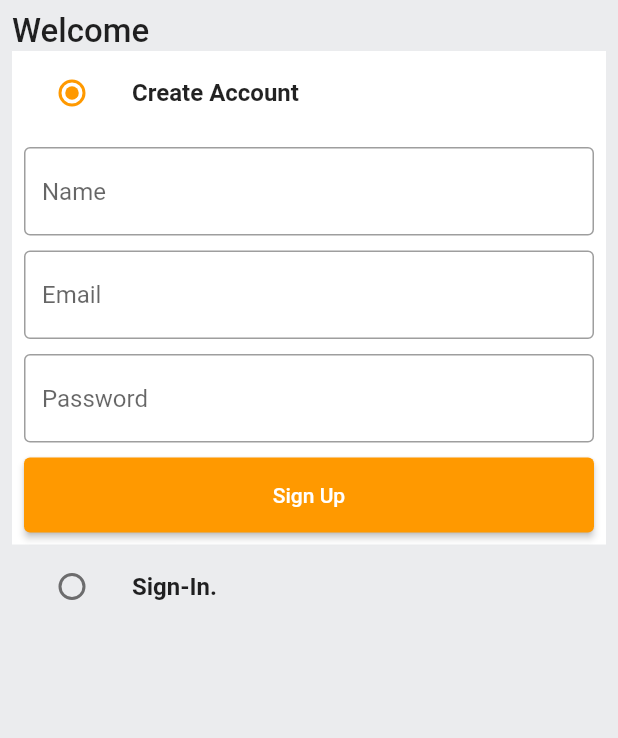
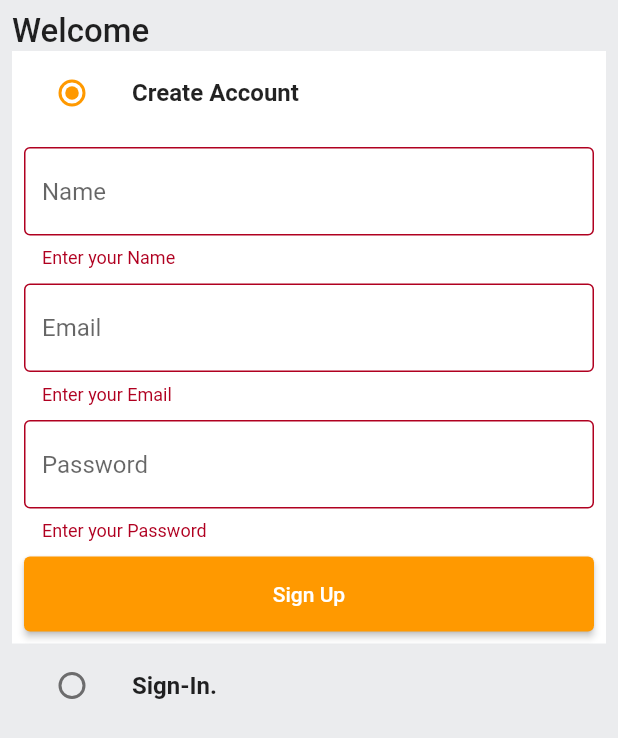
Before and after one commit to debapriyo43/E-Commerce-App, a Flutter app: the AuthScreen screen opened by its route, after a tap on "Sign Up", on a phone screen of 412 x 824 dp. Shown: the top 738 px of the screen. Run offline on Flutter 3.47's test engine with Material 2 defaults, Android fonts, the phone set to English and light mode, and no system bars.

```diff
--- a/lib/common/widgets/custom_textfield.dart
+++ b/lib/common/widgets/custom_textfield.dart
@@ -21,7 +21,10 @@ class CustomTextField extends StatelessWidget {
         borderSide: BorderSide(color: Colors.black38),
       ),),
       validator: (val){
-
+        if(val==null || val.isEmpty){
+          return 'Enter your $hintText';
+        }
+        return null;
       },
     );
   }
--- a/lib/constants/global_variables.dart
+++ b/lib/constants/global_variables.dart
@@ -1,5 +1,5 @@
 import 'package:flutter/material.dart';
-String uri = 'http://116.193.141.117:3000';
+String uri = 'http://192.168.0.105:3000';
 class GlobalVariables{
   static const appBarGradient = LinearGradient(
     colors: [
--- a/lib/features/auth/screens/auth_Screen.dart
+++ b/lib/features/auth/screens/auth_Screen.dart
@@ -1,5 +1,6 @@
 import 'package:e_commerce_app/common/widgets/custom_button.dart';
 import 'package:e_commerce_app/constants/global_variables.dart';
+import 'package:e_commerce_app/features/auth/services/auth_service.dart';
 import 'package:flutter/material.dart';
 
 import '../../../common/widgets/custom_textField.dart';
@@ -21,6 +22,7 @@ class _AuthScreenState extends State<AuthScreen> {
   Auth _auth = Auth.signup;
   final _signUpFormKey = GlobalKey<FormState>();
   final _signInFormKey = GlobalKey<FormState>();
+  final AuthService authService = AuthService();
   final TextEditingController _emailController = TextEditingController();
   final TextEditingController _passwordController = TextEditingController();
   final TextEditingController _nameController = TextEditingController();
@@ -34,6 +36,14 @@ class _AuthScreenState extends State<AuthScreen> {
     _nameController.dispose();
   }
 
+  void signUpUser() {
+    authService.signUpUser(
+        context: context,
+        email: _emailController.text,
+        password: _passwordController.text,
+        name: _nameController.text);
+  }
+
   @override
   Widget build(BuildContext context) {
     return Scaffold(
@@ -41,6 +51,7 @@ class _AuthScreenState extends State<AuthScreen> {
       body: SafeArea(
           child: Padding(
         padding: const EdgeInsets.all(8.0),
+        child: SingleChildScrollView(
           child: Column(
             crossAxisAlignment: CrossAxisAlignment.start,
             children: [
@@ -49,7 +60,9 @@ class _AuthScreenState extends State<AuthScreen> {
                 style: TextStyle(fontSize: 22, fontWeight: FontWeight.w500),
               ),
               ListTile(
-              tileColor: _auth==Auth.signup ? GlobalVariables.backgroundColor :GlobalVariables.greyBackgroundCOlor,
+                tileColor: _auth == Auth.signup
+                    ? GlobalVariables.backgroundColor
+                    : GlobalVariables.greyBackgroundCOlor,
                 title: Text(
                   'Create Account',
                   style: TextStyle(fontWeight: FontWeight.bold),
@@ -90,13 +103,19 @@ class _AuthScreenState extends State<AuthScreen> {
                           hintText: 'Password',
                         ),
                         const SizedBox(height: 10),
-                      CustomButton(text: 'Sign Up', onTap: () {}),
+                        CustomButton(text: 'Sign Up', onTap: () {
+                          if(_signUpFormKey.currentState!.validate()){
+                            signUpUser();
+                          }
+                        }),
                       ],
                     ),
                   ),
                 ),
               ListTile(
-              tileColor: _auth==Auth.signin ? GlobalVariables.backgroundColor :GlobalVariables.greyBackgroundCOlor,
+                tileColor: _auth == Auth.signin
+                    ? GlobalVariables.backgroundColor
+                    : GlobalVariables.greyBackgroundCOlor,
                 title: const Text(
                   'Sign-In.',
                   style: TextStyle(fontWeight: FontWeight.bold),
@@ -137,7 +156,9 @@ class _AuthScreenState extends State<AuthScreen> {
                     ),
                   ),
                 ),
+                // SizedBox(height: MediaQuery.of(context).viewInsets.bottom),
             ],
+          ),
         ),
       )),
     );
--- a/lib/features/auth/services/auth_service.dart
+++ b/lib/features/auth/services/auth_service.dart
@@ -27,6 +27,7 @@ class AuthService {
         body: user.toJson(),
         headers: <String,String>{'Content-Type':'application/json; charset=UTF-8'},
       );
+      debugPrint(res.body);
       httpErrorHandle(response: res, context: context, onSuccess: (){
         showSnackBar(context,'Account created! Login with the same credentials!');
       });
```
Also changed, not shown: 2 other files. Lines whose indentation alone changed are shown as unchanged.
